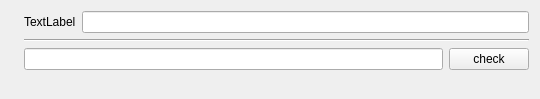
matt-komm/VocAccelerator, file conjugation.ui: the form before one commit.
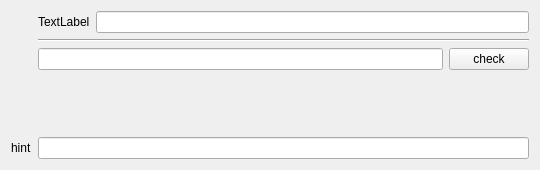
The form after the commit.

Diff of the .ui file:
```diff
--- a/conjugation.ui
+++ b/conjugation.ui
@@ -7,7 +7,7 @@
     <x>0</x>
     <y>0</y>
     <width>540</width>
-    <height>99</height>
+    <height>170</height>
    </rect>
   </property>
   <property name="windowTitle">
@@ -62,6 +62,9 @@
        </item>
        <item>
         <widget class="QLineEdit" name="lineeditQuestion">
+         <property name="enabled">
+          <bool>true</bool>
+         </property>
          <property name="readOnly">
           <bool>true</bool>
          </property>
@@ -69,6 +72,36 @@
        </item>
       </layout>
      </item>
+     <item row="3" column="0">
+      <spacer name="verticalSpacer">
+       <property name="orientation">
+        <enum>Qt::Vertical</enum>
+       </property>
+       <property name="sizeHint" stdset="0">
+        <size>
+         <width>20</width>
+         <height>40</height>
+        </size>
+       </property>
+      </spacer>
+     </item>
+     <item row="4" column="0">
+      <widget class="QLabel" name="hint">
+       <property name="text">
+        <string>hint</string>
+       </property>
+      </widget>
+     </item>
+     <item row="4" column="1">
+      <widget class="QLineEdit" name="lineeditHint">
+       <property name="enabled">
+        <bool>true</bool>
+       </property>
+       <property name="readOnly">
+        <bool>true</bool>
+       </property>
+      </widget>
+     </item>
     </layout>
    </item>
   </layout>
```
